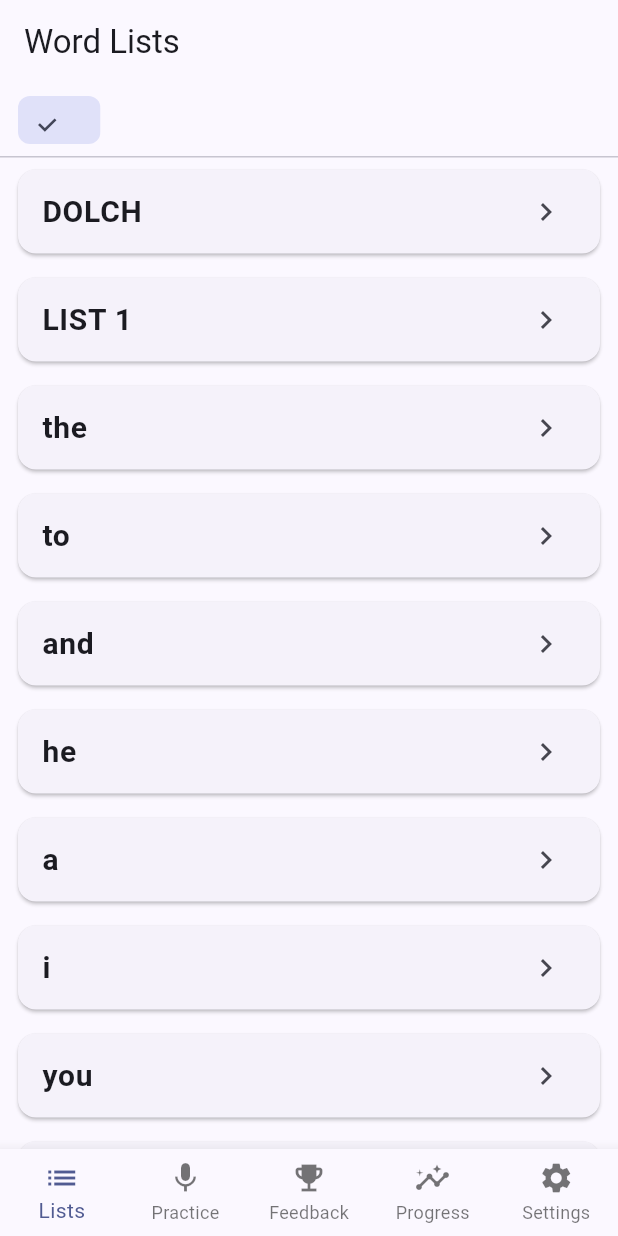
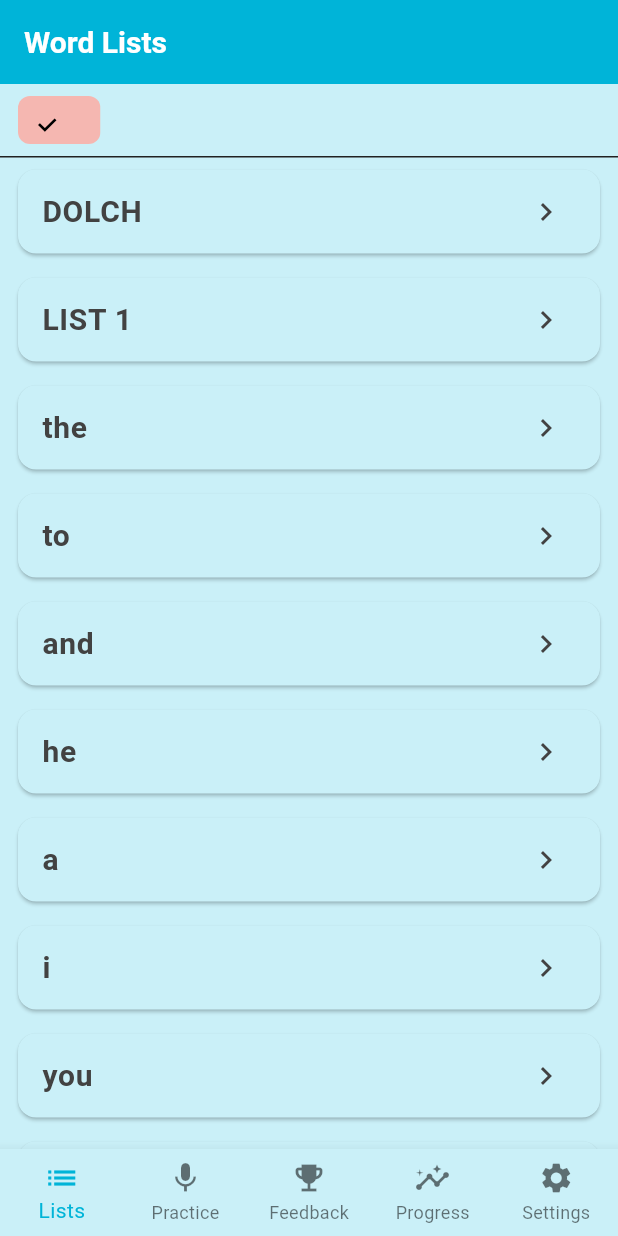
Before and after one commit to jasn17/CPSC_4150_ReadRight_App, a Flutter app: the screen it shows after launch, on a phone screen of 412 x 824 dp. Run offline on Flutter 3.47's test engine with Material 3 defaults, Android fonts, the phone set to English and light mode, and no system bars; our stand-ins replace shared_preferences, sqflite; accounts and stored records are empty.

Commit message:
Added global UI theme class

```diff
--- /dev/null
+++ b/read_right_app/devtools_options.yaml
@@ -0,0 +1,3 @@
+description: This file stores settings for Dart & Flutter DevTools.
+documentation: https://docs.flutter.dev/tools/devtools/extensions#configure-extension-enablement-states
+extensions:
--- a/read_right_app/lib/app.dart
+++ b/read_right_app/lib/app.dart
@@ -8,6 +8,8 @@ import 'package:provider/provider.dart';
 import 'models/auth_model.dart';
 import 'screens/login_screen.dart';
 import 'screens/shell_screen.dart';
+import 'screens/theme.dart';
+
 
 class ReadRightApp extends StatelessWidget {
   const ReadRightApp({super.key});
@@ -15,13 +17,19 @@ class ReadRightApp extends StatelessWidget {
   @override
   Widget build(BuildContext context) {
     final loggedIn = context.watch<AuthModel>().isLoggedIn;
+
     return MaterialApp(
       title: 'ReadRight',
-      theme: ThemeData(
-        colorScheme: ColorScheme.fromSeed(seedColor: Colors.indigo),
-        useMaterial3: true,
-      ),
-      home: loggedIn ? const ShellScreen() : const LoginScreen(),
+      debugShowCheckedModeBanner: false,
+
+      // Apply your app-wide theme
+      theme: AppTheme.lightTheme,      // Light theme
+      darkTheme: AppTheme.darkTheme,   // Dark theme
+      themeMode: ThemeMode.system,     // Auto-switches with system preference
+
+      home: loggedIn
+          ? const ShellScreen()        // main app shell when logged in
+          : const LoginScreen(),       // login screen otherwise
     );
   }
 }
--- a/read_right_app/lib/screens/home_screen.dart
+++ b/read_right_app/lib/screens/home_screen.dart
@@ -2,6 +2,7 @@ import 'package:flutter/material.dart';
 import '../data/db.dart';
 import '../data/item_model.dart';
 import '../widgets/item_tile.dart';
+import '../screens/theme.dart';
 
 
 class HomeScreen extends StatefulWidget {
--- /dev/null
+++ b/read_right_app/lib/screens/theme.dart
@@ -0,0 +1,81 @@
+import 'package:flutter/material.dart';
+
+/// Centralized app theme configuration using Material 3 and ColorScheme.
+/// Updated for Flutter 3.27+.
+class AppTheme {
+  // ===== Brand Colors =====
+  static const Color primary = Color(0xFF00B4D8);   // blue-ish
+  static const Color secondary = Color(0xFFF5B7B1); // pink accent
+  static const Color background = Color(0xFFF1FAEE);
+  static const Color surface = Color(0xFFCAF0F8);
+
+  static const Color onPrimary = Colors.white;
+  static const Color onSecondary = Colors.black;
+  static const Color onBackground = Color(0xFF212121);
+  static const Color onSurface = Color(0xFF424242);
+
+  // Light Theme
+  static final ThemeData lightTheme = ThemeData(
+    useMaterial3: true,
+    colorScheme: const ColorScheme(
+      brightness: Brightness.light,
+      primary: primary,
+      onPrimary: onPrimary,
+      secondary: secondary,
+      onSecondary: onSecondary,
+      error: Colors.red,
+      onError: Colors.white,
+      background: background,
+      onBackground: onBackground,
+      surface: surface,
+      onSurface: onSurface,
+    ),
+    textTheme: const TextTheme(
+      displayLarge: TextStyle(fontSize: 96, fontWeight: FontWeight.bold),
+      bodyMedium: TextStyle(color: onBackground),
+    ),
+    appBarTheme: const AppBarTheme(
+      backgroundColor: primary,
+      foregroundColor: onPrimary,
+      titleTextStyle: TextStyle(
+        color: onPrimary,
+        fontSize: 20,
+        fontWeight: FontWeight.w600,
+      ),
+    ),
+    snackBarTheme: const SnackBarThemeData(
+      backgroundColor: secondary,
+      contentTextStyle: TextStyle(color: onSecondary),
+    ),
+  );
+
+  // Dark Theme
+  static final ThemeData darkTheme = ThemeData(
+    useMaterial3: true,
+    colorScheme: const ColorScheme(
+      brightness: Brightness.dark,
+      primary: primary,
+      onPrimary: onPrimary,
+      secondary: secondary,
+      onSecondary: onSecondary,
+      error: Colors.redAccent,
+      onError: Colors.white,
+      background: Color(0xFF121212),
+      onBackground: Colors.white,
+      surface: Color(0xFF1E1E1E),
+      onSurface: Colors.white70,
+    ),
+    textTheme: const TextTheme(
+      bodyMedium: TextStyle(color: Colors.white),
+    ),
+    appBarTheme: const AppBarTheme(
+      backgroundColor: primary,
+      foregroundColor: onPrimary,
+      titleTextStyle: TextStyle(
+        color: onPrimary,
+        fontSize: 20,
+        fontWeight: FontWeight.w600,
+      ),
+    ),
+  );
+}
```
